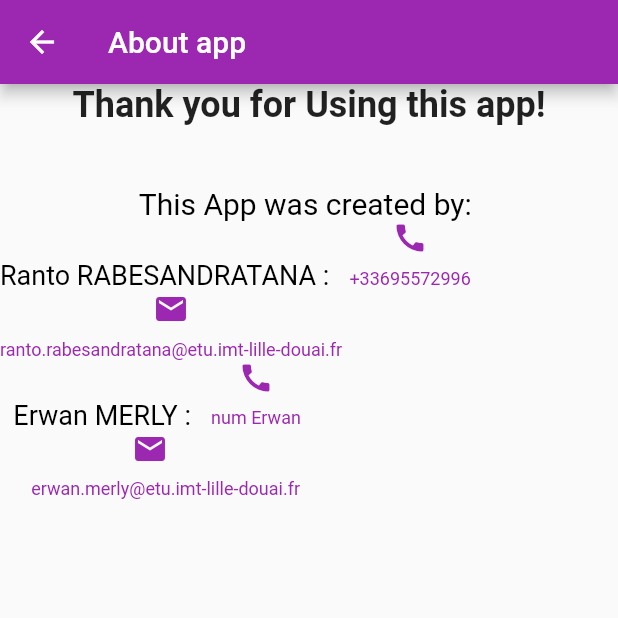
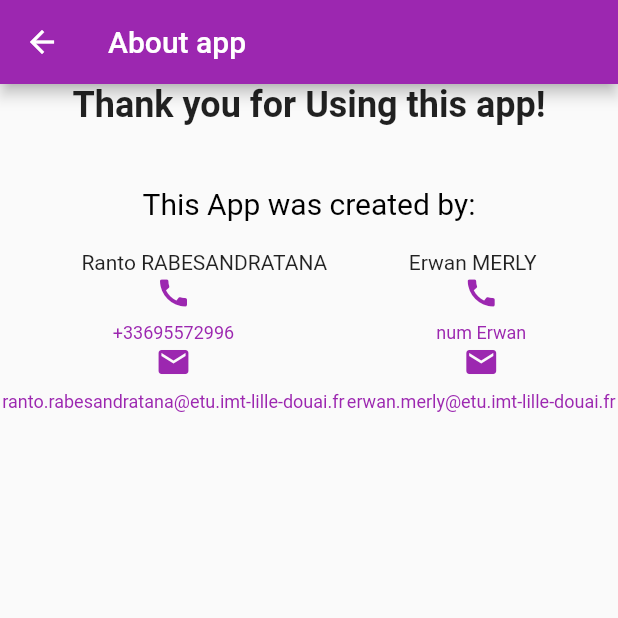
Before and after one commit to GingErwan/amse_mediatheque, a Flutter app: the screen it shows after launch, after a tap on the "contact support" icon, on a phone screen of 412 x 824 dp, the top half of it. Run offline on Flutter 3.47's test engine with Material 2 defaults, Android fonts, the phone set to English and light mode, and no system bars; network calls fail.

Commit message:
J'ai enlevé les commentaires inutiles, les espaces inutiles et ai modifié la méthode buildIconCulumn pour corriger les erreurs d'alignement

```diff
--- a/lib/main.dart
+++ b/lib/main.dart
@@ -144,16 +144,28 @@ class _MyHomePageState extends State<MyHomePage> {
   }
 
   void aboutApp(){
-    Column _buildButtonColumn(Color color, IconData icon, String label) {
+    Column _buildIconColumn(Color color, IconData icon1, String label1, IconData icon2, String label2) {
       return Column(
         mainAxisSize: MainAxisSize.min,
         mainAxisAlignment: MainAxisAlignment.center,
         children: [
-          Icon(icon, color: color),
+          Icon(icon1, color: color),
           Container(
             margin: const EdgeInsets.only(top: 8),
             child: Text(
-              label,
+              label1,
+              style: TextStyle(
+                fontSize: 12,
+                fontWeight: FontWeight.w400,
+                color: color,
+              ),
+            ),
+          ),
+          Icon(icon2, color: color),
+          Container(
+            margin: const EdgeInsets.only(top: 8),
+            child: Text(
+              label2,
               style: TextStyle(
                 fontSize: 12,
                 fontWeight: FontWeight.w400,
@@ -173,9 +185,6 @@ class _MyHomePageState extends State<MyHomePage> {
               title: Text('About app'),
             ),
             body: Center(
-              child: Row(
-                children: [
-                  Expanded(
                     /*1*/
                     child: Column(
 
@@ -192,81 +201,40 @@ class _MyHomePageState extends State<MyHomePage> {
 
                           ),
                         ),
-                        Text(
-                          'This App was created by: ',
+                        Container(
+                          padding: const EdgeInsets.only(bottom: 20),
+                        child: Text(
+                          'This App was created by:',
                           style: TextStyle(
                             color: Colors.black,
                             fontSize: 20,
                           ),
                         ),
-                        /* Text(
-                          'Ranto RABESANDRATANA',
-                          style: TextStyle(
-                            fontSize: 18,
-                          ),
                         ),
-                        _buildButtonColumn(Colors.grey, Icons.call, '+33695572996'),
-                        _buildButtonColumn(Colors.grey, Icons.mail, 'ranto.rabesandratana@etu.imt-lille-douai.fr'),
-                        Text(
-                          'Erwan MERLY',
-                          style: TextStyle(
-                            fontSize: 18,
-                          ),
-                        ),
-                        _buildButtonColumn(Colors.grey, Icons.call, 'Num Erwan'),
-                        _buildButtonColumn(Colors.grey, Icons.mail, 'Mail Erwan'),
-*/
-                        RichText(
-                          text: TextSpan(
+                        Container(
+                          child: Row(
+                            mainAxisAlignment: MainAxisAlignment.spaceEvenly,
                             children: [
-                              TextSpan(
-                                text: "Ranto RABESANDRATANA :   ",
-                                style: TextStyle(
-                                  fontSize: 18,
-                                  color: Colors.black,
-                                ),
+                              Text(
+                                'Ranto RABESANDRATANA'
                               ),
-                              WidgetSpan(
-                                child: _buildButtonColumn(Colors.purple, Icons.call, '+33695572996'),
-                              ),
-                              TextSpan(
-                                text: "     ",
-                              ),
-                              WidgetSpan(
-                                child: _buildButtonColumn(Colors.purple, Icons.mail, 'ranto.rabesandratana@etu.imt-lille-douai.fr'),
+                              Text(
+                                  'Erwan MERLY'
                               ),
                             ],
                           ),
-                        ),
-                        RichText(
-                          text: TextSpan(
+                          ),
+                        Container(
+                          child: Row(
+                            mainAxisAlignment: MainAxisAlignment.spaceEvenly,
                             children: [
-                              TextSpan(
-                                text: "  Erwan MERLY :   ",
-                                style: TextStyle(
-                                  fontSize: 18,
-                                  color: Colors.black,
-                                ),
-                              ),
-                              WidgetSpan(
-                                child: _buildButtonColumn(Colors.purple, Icons.call, 'num Erwan'),
-                              ),
-                              TextSpan(
-                                text: "     ",
-                              ),
-                              WidgetSpan(
-                                child: _buildButtonColumn(Colors.purple, Icons.mail, '       erwan.merly@etu.imt-lille-douai.fr'),
-                              ),
+                              _buildIconColumn(Colors.purple, Icons.call, '+33695572996', Icons.mail, 'ranto.rabesandratana@etu.imt-lille-douai.fr'),
+                              _buildIconColumn(Colors.purple, Icons.call, 'num Erwan', Icons.mail, 'erwan.merly@etu.imt-lille-douai.fr'),
                             ],
                           ),
                         ),
                       ],
-
-
                     ),
-                  ),
-                ],
-              ),
             ),
           );
         },
```
